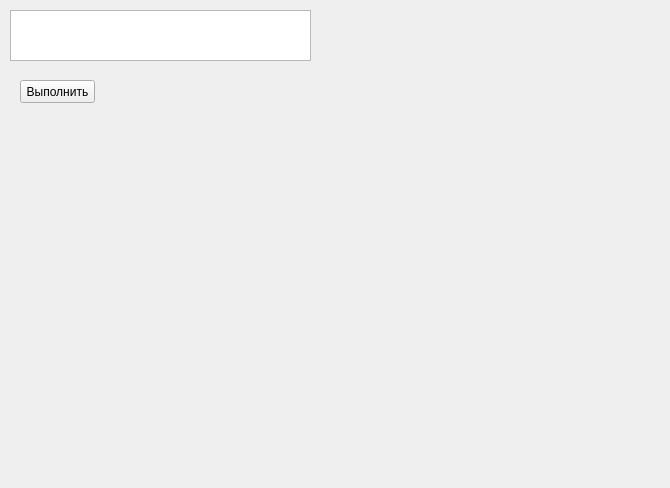
ArtyomRusak/university, file OSandDB/Lab_2/mainwindow.ui: the form before one commit.
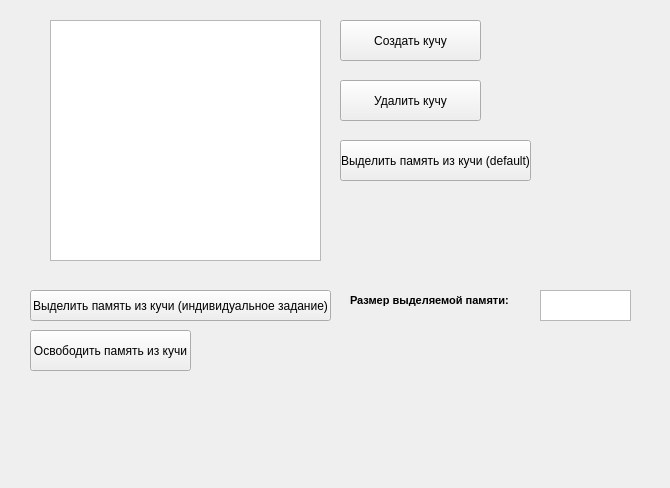
The form after the commit.

Commit message: [Update]: Adding UI, implement function to do first task, full implemented MemHeaper, start implementation for allocated memory from heap. [ArtyomRusak]

Diff of the .ui file:
```diff
--- a/OSandDB/Lab_2/mainwindow.ui
+++ b/OSandDB/Lab_2/mainwindow.ui
@@ -14,26 +14,111 @@
    <string>Лабораторная работа №2</string>
   </property>
   <widget class="QWidget" name="centralWidget">
-   <widget class="QPushButton" name="_createButton">
-    <property name="geometry">
-     <rect>
-      <x>20</x>
-      <y>80</y>
-      <width>75</width>
-      <height>23</height>
-     </rect>
-    </property>
-    <property name="text">
-     <string>Выполнить</string>
-    </property>
-   </widget>
    <widget class="QTextEdit" name="_informationEdit">
     <property name="geometry">
      <rect>
-      <x>10</x>
-      <y>10</y>
+      <x>50</x>
+      <y>20</y>
+      <width>271</width>
+      <height>241</height>
+     </rect>
+    </property>
+   </widget>
+   <widget class="QPushButton" name="_createHeap">
+    <property name="geometry">
+     <rect>
+      <x>340</x>
+      <y>20</y>
+      <width>141</width>
+      <height>41</height>
+     </rect>
+    </property>
+    <property name="text">
+     <string>Создать кучу</string>
+    </property>
+   </widget>
+   <widget class="QPushButton" name="_deleteHeap">
+    <property name="geometry">
+     <rect>
+      <x>340</x>
+      <y>80</y>
+      <width>141</width>
+      <height>41</height>
+     </rect>
+    </property>
+    <property name="text">
+     <string>Удалить кучу</string>
+    </property>
+   </widget>
+   <widget class="QPushButton" name="_taskDefault">
+    <property name="geometry">
+     <rect>
+      <x>340</x>
+      <y>140</y>
+      <width>191</width>
+      <height>41</height>
+     </rect>
+    </property>
+    <property name="text">
+     <string>Выделить память из кучи (default)</string>
+    </property>
+   </widget>
+   <widget class="QPushButton" name="_clearMemory">
+    <property name="geometry">
+     <rect>
+      <x>30</x>
+      <y>330</y>
+      <width>161</width>
+      <height>41</height>
+     </rect>
+    </property>
+    <property name="text">
+     <string>Освободить память из кучи</string>
+    </property>
+   </widget>
+   <widget class="QPushButton" name="_allocMemory">
+    <property name="enabled">
+     <bool>true</bool>
+    </property>
+    <property name="geometry">
+     <rect>
+      <x>30</x>
+      <y>290</y>
       <width>301</width>
-      <height>51</height>
+      <height>31</height>
+     </rect>
+    </property>
+    <property name="text">
+     <string>Выделить память из кучи (индивидуальное задание)</string>
+    </property>
+   </widget>
+   <widget class="QLabel" name="label">
+    <property name="geometry">
+     <rect>
+      <x>350</x>
+      <y>290</y>
+      <width>181</width>
+      <height>21</height>
+     </rect>
+    </property>
+    <property name="font">
+     <font>
+      <pointsize>8</pointsize>
+      <weight>75</weight>
+      <bold>true</bold>
+     </font>
+    </property>
+    <property name="text">
+     <string>Размер выделяемой памяти:</string>
+    </property>
+   </widget>
+   <widget class="QTextEdit" name="_sizeEdit">
+    <property name="geometry">
+     <rect>
+      <x>540</x>
+      <y>290</y>
+      <width>91</width>
+      <height>31</height>
      </rect>
     </property>
    </widget>
```
The commit also changes 4 other files.
